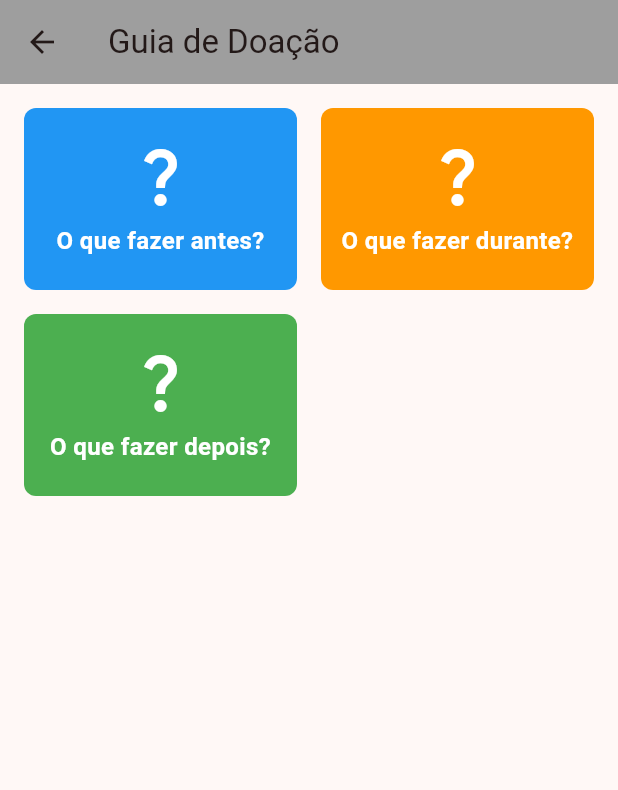
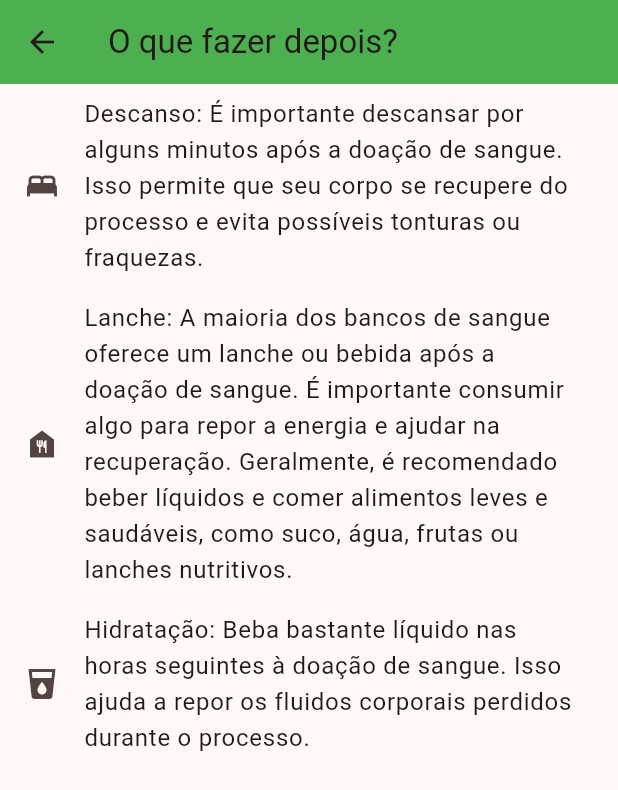
Before and after one commit to MatheusSaleh/AppBancoDeSangue, a Flutter app: the GuiaDoacaoScreen screen opened directly, after a tap on "O que fazer depois?", on a phone screen of 412 x 824 dp. Shown: the top 790 px of the screen. Run offline on Flutter 3.47's test engine with Material 2 defaults, Android fonts, the phone set to English and light mode, and no system bars.

Commit message:
tela de o que fazer depois feita

```diff
--- a/lib/guia_doacao_sangue.dart
+++ b/lib/guia_doacao_sangue.dart
@@ -1,6 +1,11 @@
+import 'package:appbancodesangue/guias_de_doacao/o_que_fazer_antes.dart';
+import 'package:appbancodesangue/guias_de_doacao/o_que_fazer_depois.dart';
+import 'package:appbancodesangue/guias_de_doacao/o_que_fazer_durante.dart';
 import 'package:flutter/material.dart';
 
 class GuiaDoacaoScreen extends StatelessWidget{
+  const GuiaDoacaoScreen({super.key});
+
   @override
   Widget build(BuildContext context) {
     return Scaffold(
@@ -15,18 +20,24 @@ class GuiaDoacaoScreen extends StatelessWidget{
           crossAxisSpacing: 16,
           mainAxisSpacing: 16,
         children: [
-          _buildMenuItem(context, 'O que fazer antes?', Colors.blue, Icons.question_mark),
-          _buildMenuItem(context, 'O que fazer durante?', Colors.orange, Icons.question_mark),
-          _buildMenuItem(context, 'O que fazer depois?', Colors.green, Icons.question_mark),
+          _buildMenuItem(context, 'O que fazer antes?', Colors.blue, Icons.question_mark, const AntesScreen()),
+          _buildMenuItem(context, 'O que fazer durante?', Colors.orange, Icons.question_mark, const DuranteScreen()),
+          _buildMenuItem(context, 'O que fazer depois?', Colors.green, Icons.question_mark, DepoisScreen()),
         ],
       ),
     );
   }
 
-  Widget _buildMenuItem(BuildContext context, String title, Color color, IconData icon){
+  void _navigateToScreen(BuildContext context, Widget screen){
+    Navigator.push(context,
+    MaterialPageRoute(builder: (context) => screen),
+    );
+  }
+
+  Widget _buildMenuItem(BuildContext context, String title, Color color, IconData icon, Widget screen){
     return GestureDetector(
       onTap: (){
-
+        _navigateToScreen(context, screen);
       },
       child: Container(
         decoration: BoxDecoration(
@@ -43,7 +54,7 @@ class GuiaDoacaoScreen extends StatelessWidget{
             Text(
                 title,
               textAlign: TextAlign.center,
-              style: TextStyle(
+              style: const TextStyle(
                 color: Colors.white,
                 fontSize: 16,
                 fontWeight: FontWeight.bold
--- /dev/null
+++ b/lib/guias_de_doacao/o_que_fazer_depois.dart
@@ -0,0 +1,42 @@
+import 'package:flutter/material.dart';
+
+class DepoisScreen extends StatelessWidget{
+   DepoisScreen({super.key});
+
+  final List<Map<String, dynamic>> procedimentos = [
+    {
+      'icon': Icons.bed,
+      'text': 'Descanso: É importante descansar por alguns minutos após a doação de sangue. Isso permite que seu corpo se recupere do processo e evita possíveis tonturas ou fraquezas.',
+    },
+    {
+      'icon': Icons.food_bank,
+      'text': 'Lanche: A maioria dos bancos de sangue oferece um lanche ou bebida após a doação de sangue. É importante consumir algo para repor a energia e ajudar na recuperação. Geralmente, é recomendado beber líquidos e comer alimentos leves e saudáveis, como suco, água, frutas ou lanches nutritivos.',
+    },
+    {
+      'icon': Icons.local_drink,
+      'text': 'Hidratação: Beba bastante líquido nas horas seguintes à doação de sangue. Isso ajuda a repor os fluidos corporais perdidos durante o processo.'
+    }
+  ];
+
+  @override
+  Widget build(BuildContext context){
+    return Scaffold(
+      appBar: AppBar(
+        title: const Text('O que fazer depois?'),
+        backgroundColor: Colors.green,
+      ),
+      body: Center(
+        child: ListView.builder(
+            itemCount: procedimentos.length,
+            itemBuilder: (BuildContext context, int index){
+              final procedimento = procedimentos[index];
+              return ListTile(
+                leading: Icon(procedimento['icon']),
+                title: Text(procedimento['text']),
+              );
+            },
+        )
+      ),
+    );
+  }
+}
```
Also changed, not shown: lib/guias_de_doacao/o_que_fazer_antes.dart (added, +21 -0 lines), lib/guias_de_doacao/o_que_fazer_durante.dart (added, +21 -0 lines).
